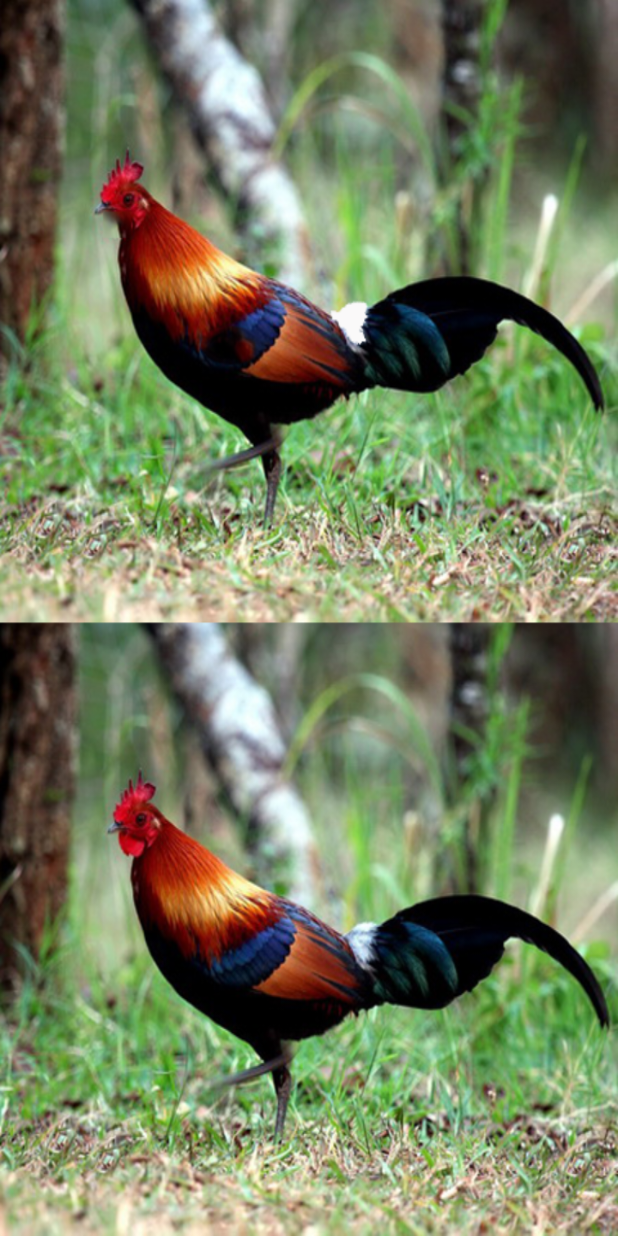
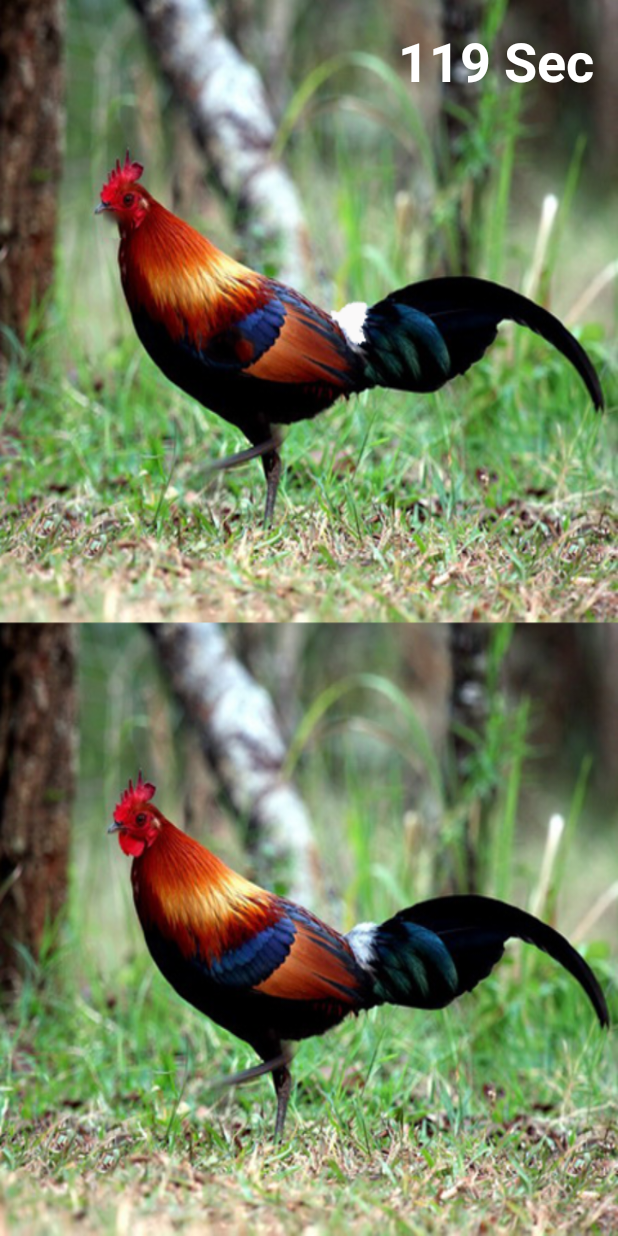
Before and after one commit to Somruethai02/Start5jan, an Android app: the PlayGame1 screen opened directly, with no data from a screen before it, on a phone screen of 412 x 824 dp. Run offline under Robolectric (Android 15) with nearby library versions, the phone set to English and light mode, and no system bars.

Commit message:
จับเวลา หน้าแรกได้ละ

```diff
--- a/app/src/main/java/com/example/rtc/somruethaianusa/test/PlayGame1.java
+++ b/app/src/main/java/com/example/rtc/somruethaianusa/test/PlayGame1.java
@@ -2,15 +2,20 @@ package com.example.rtc.somruethaianusa.test;
 
 import android.content.Intent;
 import android.os.Bundle;
+import android.os.Handler;
 import android.support.v7.app.AppCompatActivity;
 import android.util.Log;
 import android.view.View;
 import android.widget.ImageView;
+import android.widget.TextView;
 
 public class PlayGame1 extends AppCompatActivity implements View.OnClickListener {
 
     private ImageView imageView1, imageView2, imageView3;
     private int timeAnInt = 0;
+    private TextView textView;
+    private boolean aBoolean = true;
+    private int time = 120;
 
     @Override
     protected void onCreate(Bundle savedInstanceState) {
@@ -20,13 +25,39 @@ public class PlayGame1 extends AppCompatActivity implements View.OnClickListener
         imageView1 = (ImageView) findViewById(R.id.a);
         imageView2 = (ImageView) findViewById(R.id.b);
         imageView3 = (ImageView) findViewById(R.id.c);
+        textView = (TextView) findViewById(R.id.textView20);
 
         imageView1.setOnClickListener(this);
         imageView2.setOnClickListener(this);
         imageView3.setOnClickListener(this);
 
+        myLoop();
+
 
     }   // Main Method
+
+    private void myLoop() {
+
+        if (aBoolean) {
+
+            if (time == 0) {
+                aBoolean = false;
+                startActivity(new Intent(new Intent(PlayGame1.this, Gameover.class)));
+                finish();
+            }
+
+            Handler handler = new Handler();
+            handler.postDelayed(new Runnable() {
+                @Override
+                public void run() {
+                    time -= 1;
+                    textView.setText(Integer.toString(time) +  " Sec");
+                    myLoop();
+                }
+            }, 1000);
+        }
+
+    }   // loop
 
     @Override
     public void onClick(View view) {
--- a/app/src/main/res/layout/activity_play_game1.xml
+++ b/app/src/main/res/layout/activity_play_game1.xml
@@ -37,4 +37,14 @@
         android:id="@+id/c"
         android:layout_marginLeft="160dp"
         android:layout_marginTop="110dp" />
+
+    <TextView
+        android:text="120 Sec"
+        android:layout_width="wrap_content"
+        android:layout_height="wrap_content"
+        android:id="@+id/textView20"
+        android:textSize="36sp"
+        android:textStyle="normal|bold"
+        android:textColor="@android:color/white"
+        android:layout_alignParentRight="true" />
 </RelativeLayout>
```
